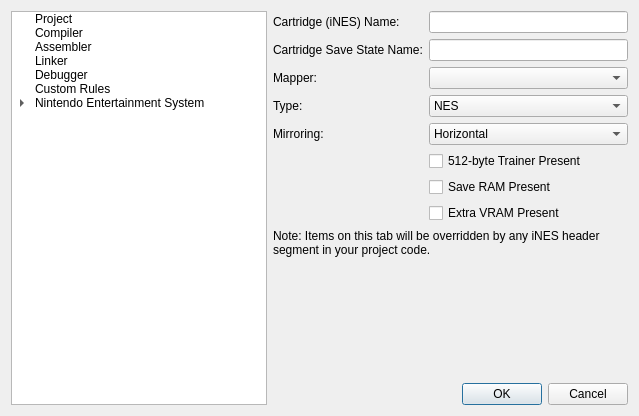
First picture: the form in apps/ide/designers/projectpropertiesdialog.ui, repository christopherpow/nesicide, before the edit.
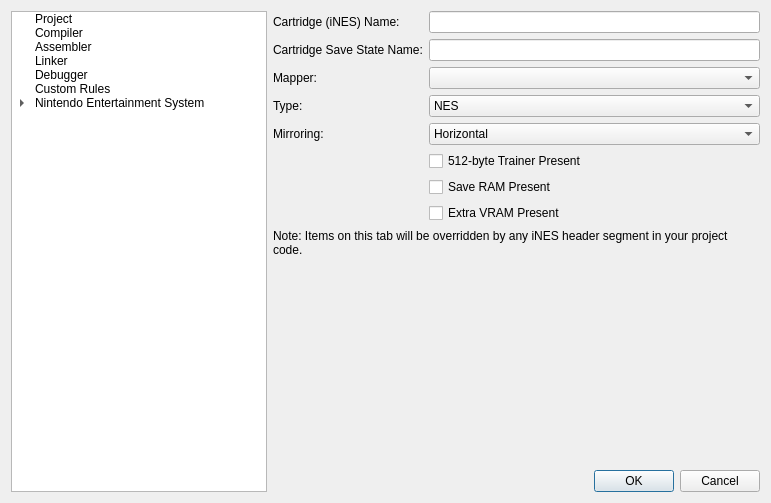
Second picture: the form after the edit. The open tabs and pages were chosen to show the change. Icons and pictures are not drawn.

The edit to the form file:
```diff
--- a/apps/ide/designers/projectpropertiesdialog.ui
+++ b/apps/ide/designers/projectpropertiesdialog.ui
@@ -9,10 +9,16 @@
    <rect>
     <x>0</x>
     <y>0</y>
-    <width>631</width>
-    <height>416</height>
+    <width>771</width>
+    <height>503</height>
    </rect>
   </property>
+  <property name="minimumSize">
+   <size>
+    <width>771</width>
+    <height>503</height>
+   </size>
+  </property>
   <property name="windowTitle">
    <string>Project Properties</string>
   </property>
```
Left out of the diff: 103 changed lines with no effect on the pictures.
